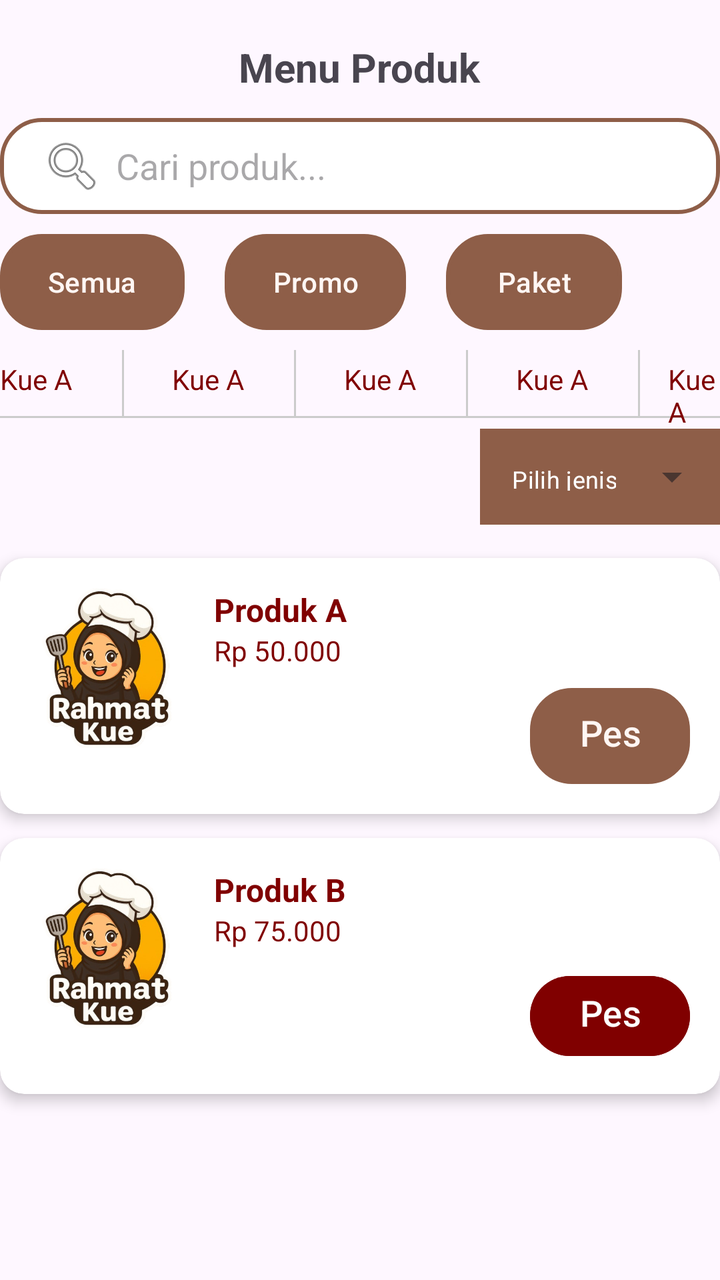
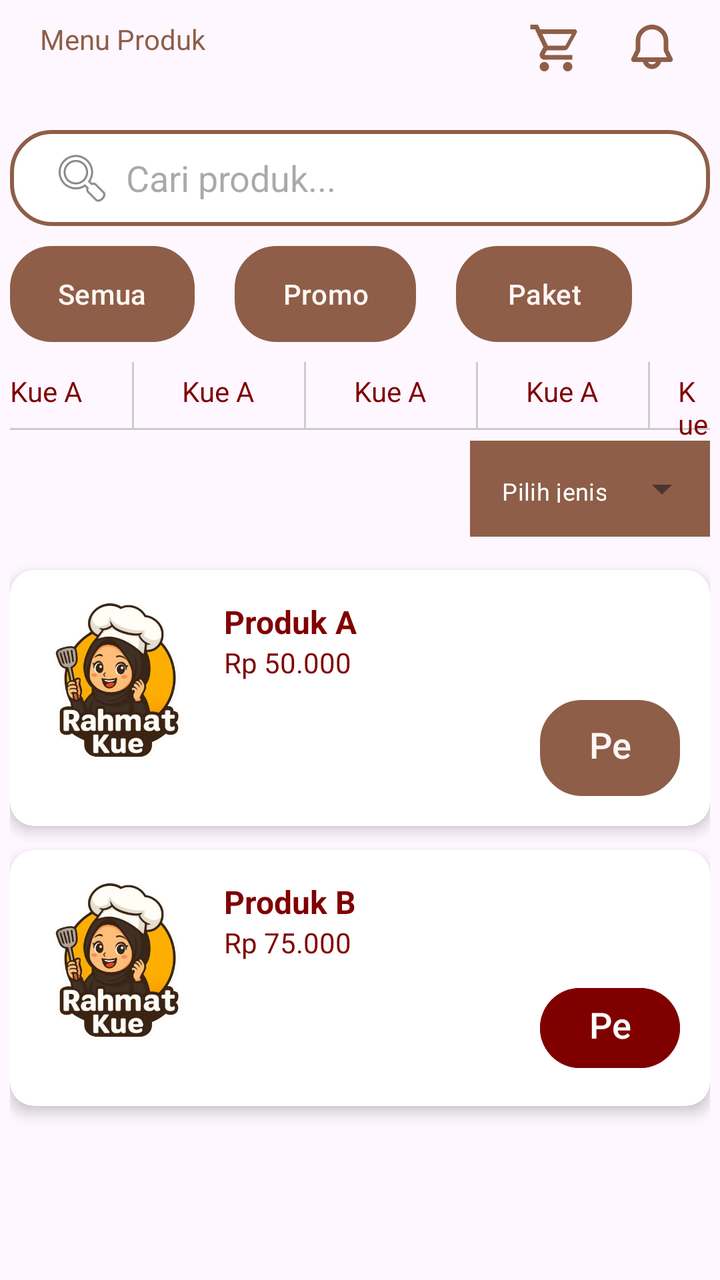

Compare the two renders of this Android layout. The source of the first and the diff that turns it into the second are given below.
<!-- AndroidManifest.xml: application theme Theme.RahmatBakery -->
<!-- res/layout/fragment_menu.xml -->
<?xml version="1.0" encoding="utf-8"?>
<RelativeLayout xmlns:android="http://schemas.android.com/apk/res/android"
    xmlns:app="http://schemas.android.com/apk/res-auto"
    xmlns:tools="http://schemas.android.com/tools"
    android:layout_width="match_parent"
    android:layout_height="match_parent"
    tools:context=".MenuFragment">


    
    <TextView
        android:id="@+id/tvTitle"
        android:layout_width="wrap_content"
        android:layout_height="wrap_content"
        android:text="Menu Produk"
        android:layout_marginTop="20dp"
        android:textSize="20sp"
        android:textStyle="bold"
        android:layout_centerHorizontal="true" />

    
    <EditText
        android:id="@+id/SearchBar"
        android:layout_width="match_parent"
        android:layout_height="48dp"
        android:layout_below="@id/tvTitle"
        android:layout_marginTop="12dp"
        android:paddingStart="20dp"
        android:hint="Cari produk..."
        android:drawableStart="@android:drawable/ic_menu_search"
        android:drawablePadding="6dp"
        android:background ="@drawable/input_rounded"/>

    <LinearLayout
        android:layout_width="wrap_content"
        android:layout_height="wrap_content"
        android:orientation="horizontal">

    </LinearLayout>

    <Button
        android:id="@+id/btnAll"
        android:layout_width="wrap_content"
        android:layout_height="wrap_content"
        android:layout_below="@id/SearchBar"
        android:text="Semua"
        android:background="@drawable/button"
        android:layout_marginTop="10dp"/>

    <Button
        android:id="@+id/btnPromo"
        android:layout_width="wrap_content"
        android:layout_height="wrap_content"
        android:layout_below="@id/SearchBar"
        android:text="Promo"
        android:background="@drawable/button"
        android:layout_toRightOf="@id/btnAll"
        android:layout_marginStart="20dp"
        android:layout_marginTop="10dp"/>

    <Button
        android:id="@+id/btnPaket"
        android:layout_width="wrap_content"
        android:layout_height="wrap_content"
        android:layout_below="@id/SearchBar"
        android:text="Paket"
        android:background="@drawable/button"
        android:layout_toRightOf="@id/btnPromo"
        android:layout_marginStart="20dp"
        android:layout_marginTop="10dp"/>

    <View
        android:id="@+id/divider1"
        android:layout_width="match_parent"
        android:layout_height="1dp"
        android:layout_below="@id/subkategori1"
        android:layout_marginTop="9dp"
        android:background="#CCCCCC" />

    <TextView
        android:id="@+id/subkategori1"
        android:layout_width="wrap_content"
        android:layout_height="wrap_content"
        android:layout_below="@id/btnAll"
        android:layout_marginTop="15dp"
        android:text="Kue A"
        android:textColor="@color/maroon"/>

    <View
        android:layout_width="1dp"
        android:layout_height="34dp"
        android:layout_toRightOf="@id/subkategori1"
        android:background="#CCCCCC"
        android:layout_below="@id/btnAll"
        android:layout_marginTop="10dp"
        android:layout_marginStart="25dp" />

    <TextView
        android:id="@+id/subkategori2"
        android:layout_width="wrap_content"
        android:layout_height="wrap_content"
        android:layout_below="@id/btnAll"
        android:layout_marginTop="15dp"
        android:layout_toRightOf="@id/subkategori1"
        android:layout_marginStart="50dp"
        android:text="Kue A"
        android:textColor="@color/maroon"/>

    <View
        android:layout_width="1dp"
        android:layout_height="34dp"
        android:layout_toRightOf="@id/subkategori2"
        android:background="#CCCCCC"
        android:layout_below="@id/btnAll"
        android:layout_marginTop="10dp"
        android:layout_marginStart="25dp" />

    <TextView
        android:id="@+id/subkategori3"
        android:layout_width="wrap_content"
        android:layout_height="wrap_content"
        android:layout_below="@id/btnAll"
        android:layout_marginTop="15dp"
        android:layout_toRightOf="@id/subkategori2"
        android:layout_marginStart="50dp"
        android:text="Kue A"
        android:textColor="@color/maroon"/>

    <View
        android:layout_width="1dp"
        android:layout_height="34dp"
        android:layout_toRightOf="@id/subkategori3"
        android:background="#CCCCCC"
        android:layout_below="@id/btnAll"
        android:layout_marginTop="10dp"
        android:layout_marginStart="25dp" />

    <TextView
        android:id="@+id/subkategori4"
        android:layout_width="wrap_content"
        android:layout_height="wrap_content"
        android:layout_below="@id/btnAll"
        android:layout_marginTop="15dp"
        android:layout_toRightOf="@id/subkategori3"
        android:layout_marginStart="50dp"
        android:text="Kue A"
        android:textColor="@color/maroon"/>

    <View
        android:layout_width="1dp"
        android:layout_height="34dp"
        android:layout_toRightOf="@id/subkategori4"
        android:background="#CCCCCC"
        android:layout_below="@id/btnAll"
        android:layout_marginTop="10dp"
        android:layout_marginStart="25dp" />

    <TextView
        android:id="@+id/subkategori5"
        android:layout_width="wrap_content"
        android:layout_height="wrap_content"
        android:layout_below="@id/btnAll"
        android:layout_marginTop="15dp"
        android:layout_toRightOf="@id/subkategori4"
        android:layout_marginStart="40dp"
        android:text="Kue A"
        android:textColor="@color/maroon"/>

    <com.google.android.material.textfield.TextInputLayout
        android:layout_width="120dp"
        android:layout_height="wrap_content"
        android:layout_below="@id/subkategori1"
        android:layout_marginTop="10dp"
        android:layout_alignEnd="@id/subkategori5"
        style="@style/Widget.MaterialComponents.TextInputLayout.OutlinedBox.ExposedDropdownMenu">

        <AutoCompleteTextView
            android:id="@+id/dropdown"
            android:layout_width="match_parent"
            android:layout_height="48dp"
            android:text="Pilih jenis Acara"
            android:textSize="12sp"
            android:textColor="@color/cardview_light_background"
            android:background="@color/primary" />
    </com.google.android.material.textfield.TextInputLayout>


    
    <androidx.cardview.widget.CardView
        android:id="@+id/cardProduct1"
        android:layout_width="match_parent"
        android:layout_height="wrap_content"
        android:layout_below="@id/subkategori1"
        android:layout_marginTop="80dp"
        android:backgroundTint="@color/cardview_light_background"
        app:cardCornerRadius="12dp"
        app:cardElevation="4dp">

        <RelativeLayout
            android:layout_width="match_parent"
            android:layout_height="wrap_content"
            android:padding="15dp">

            <ImageView
                android:id="@+id/imgProduct1"
                android:layout_width="80dp"
                android:layout_height="80dp"
                android:src="@drawable/logo"
                android:scaleType="centerCrop" />

            <TextView
                android:id="@+id/tvProductName1"
                android:layout_width="wrap_content"
                android:layout_height="wrap_content"
                android:text="Produk A"
                android:textStyle="bold"
                android:textSize="16sp"
                android:textColor="@color/maroon"
                android:layout_toRightOf="@id/imgProduct1"
                android:layout_marginStart="12dp" />

            <Button
                android:layout_width="wrap_content"
                android:layout_height="48dp"
                android:layout_marginTop="50dp"
                android:layout_marginLeft="250dp"
                android:background="@drawable/button"
                android:text="Pesan"
                android:textAlignment="center"
                android:textSize="18dp"/>

            <TextView
                android:id="@+id/ProductPrice1"
                android:layout_width="wrap_content"
                android:layout_height="wrap_content"
                android:text="Rp 50.000"
                android:layout_below="@id/tvProductName1"
                android:layout_toRightOf="@id/imgProduct1"
                android:layout_marginStart="12dp"
                android:textColor="@color/maroon" />

        </RelativeLayout>
    </androidx.cardview.widget.CardView>

    
    <androidx.cardview.widget.CardView
        android:id="@+id/cardProduct2"
        android:layout_width="match_parent"
        android:layout_height="wrap_content"
        android:layout_below="@id/cardProduct1"
        android:layout_marginTop="12dp"
        android:backgroundTint="@color/cardview_light_background"
        app:cardCornerRadius="12dp"
        app:cardElevation="4dp">


        <RelativeLayout
            android:layout_width="match_parent"
            android:layout_height="wrap_content"
            android:padding="15dp">

            <ImageView
                android:id="@+id/imgProduct2"
                android:layout_width="80dp"
                android:layout_height="80dp"
                android:src="@drawable/logo"
                android:scaleType="centerCrop" />

            <TextView
                android:id="@+id/ProductName2"
                android:layout_width="wrap_content"
                android:layout_height="wrap_content"
                android:text="Produk B"
                android:textStyle="bold"
                android:textSize="16sp"
                android:textColor="@color/maroon"
                android:layout_toRightOf="@id/imgProduct2"
                android:layout_marginStart="12dp" />

            <TextView
                android:id="@+id/ProductPrice2"
                android:layout_width="wrap_content"
                android:layout_height="wrap_content"
                android:text="Rp 75.000"
                android:layout_below="@id/ProductName2"
                android:layout_toRightOf="@id/imgProduct2"
                android:layout_marginStart="12dp"
                android:textColor="@color/maroon" />

            <Button
                android:layout_width="wrap_content"
                android:layout_height="48dp"
                android:layout_marginTop="50dp"
                android:layout_marginLeft="250dp"
                android:backgroundTint="@color/maroon"
                android:text="Pesan"
                android:textColor="@color/cardview_light_background"
                android:textAlignment="center"
                android:textSize="18dp"/>


        </RelativeLayout>
    </androidx.cardview.widget.CardView>

</RelativeLayout>
<!-- resources referenced by this layout -->
<resources>
  <color name="maroon">#800000</color>
  <color name="primary">#8E5E48</color>
  <!-- drawable button (drawable) -->
  <?xml version="1.0" encoding="utf-8"?>
  <shape xmlns:android="http://schemas.android.com/apk/res/android">
      <solid android:color="@color/white"/>
      <corners android:radius= "20dp" />
      <padding android:left="20dp" android:top="7dp"
          android:right="20dp" android:bottom="10dp" />
      <stroke android:color="@color/primary" android:width="2dp" />
  </shape>
  <style name="Theme.RahmatBakery" parent="Base.Theme.RahmatBakery" />
  <color name="white">#FFFFFFFF</color>
  <style name="Base.Theme.RahmatBakery" parent="Theme.Material3.DayNight.NoActionBar">
          
           <item name="colorPrimary">@color/primary</item>
          <item name="colorOnPrimary">@color/background</item>
          <item name="colorSecondary">@color/primary</item>
          <item name="colorOnSecondary">@color/background</item>
  
      </style>
  <color name="background">#FFF6F3</color>
  <!-- unchanged entries left out for length: 2 -->
</resources>

<!-- the commit's change to res/layout/fragment_menu.xml (unified diff, before → after) -->
@@ -1,29 +1,62 @@
 <?xml version="1.0" encoding="utf-8"?>
-<RelativeLayout xmlns:android="http://schemas.android.com/apk/res/android"
+<LinearLayout xmlns:android="http://schemas.android.com/apk/res/android"
     xmlns:app="http://schemas.android.com/apk/res-auto"
     xmlns:tools="http://schemas.android.com/tools"
     android:layout_width="match_parent"
     android:layout_height="match_parent"
-    tools:context=".MenuFragment">
+    tools:context=".MenuFragment"
+    android:orientation="vertical">
 
 
     
-    <TextView
-        android:id="@+id/tvTitle"
-        android:layout_width="wrap_content"
-        android:layout_height="wrap_content"
-        android:text="Menu Produk"
-        android:layout_marginTop="20dp"
-        android:textSize="20sp"
-        android:textStyle="bold"
-        android:layout_centerHorizontal="true" />
+    <RelativeLayout
+        android:layout_width="match_parent"
+        android:layout_height="wrap_content"
+        android:padding="10dp"
+        >
+
+        <TextView
+            android:layout_marginLeft="10dp"
+            android:layout_width="wrap_content"
+            android:layout_height="wrap_content"
+            android:text="Menu Produk"
+            android:textColor="@color/primary"
+            style="@style/TextAppearance.Material3.HeadlineSmall.Emphasized"
+            />
+
+        <ImageView
+            android:id="@+id/icon_cart"
+            android:layout_width="28dp"
+            android:layout_height="28dp"
+            android:background="@android:color/transparent"
+            android:src="@drawable/cart"
+            android:layout_marginRight="20dp"
+            android:layout_toLeftOf="@id/icon_notif"
+            />
+
+        <ImageView
+            android:id="@+id/icon_notif"
+            android:layout_width="28dp"
+            android:layout_height="28dp"
+            android:background="@android:color/transparent"
+            android:src="@drawable/notif"
+            android:layout_alignParentEnd="true"
+            android:layout_marginRight="10dp"
+            />
+
+    </RelativeLayout>
+
+    <RelativeLayout
+        android:layout_width="match_parent"
+        android:layout_height="match_parent"
+        android:padding="5dp">
+
 
     
     <EditText
         android:id="@+id/SearchBar"
         android:layout_width="match_parent"
         android:layout_height="48dp"
-        android:layout_below="@id/tvTitle"
         android:layout_marginTop="12dp"
         android:paddingStart="20dp"
         android:hint="Cari produk..."
@@ -302,4 +335,5 @@
         </RelativeLayout>
     </androidx.cardview.widget.CardView>
 
-</RelativeLayout>
+    </RelativeLayout>
+</LinearLayout>
<!-- resource entries referenced after the edit -->
@@ -11,6 +11,27 @@
           android:right="20dp" android:bottom="10dp" />
       <stroke android:color="@color/primary" android:width="2dp" />
   </shape>
+  <!-- drawable cart (drawable) -->
+  <vector xmlns:android="http://schemas.android.com/apk/res/android"
+      android:width="34dp"
+      android:height="34dp"
+      android:viewportWidth="34"
+      android:viewportHeight="34">
+    <path
+        android:pathData="M24.083,25.5C24.835,25.5 25.556,25.798 26.087,26.33C26.618,26.861 26.917,27.582 26.917,28.333C26.917,29.085 26.618,29.805 26.087,30.337C25.556,30.868 24.835,31.167 24.083,31.167C23.332,31.167 22.611,30.868 22.08,30.337C21.549,29.805 21.25,29.085 21.25,28.333C21.25,26.761 22.511,25.5 24.083,25.5ZM1.417,2.833H6.049L7.381,5.667H28.333C28.709,5.667 29.069,5.816 29.335,6.082C29.601,6.347 29.75,6.708 29.75,7.083C29.75,7.324 29.679,7.565 29.58,7.792L24.508,16.957C24.027,17.822 23.092,18.417 22.029,18.417H11.475L10.2,20.726L10.158,20.896C10.158,20.99 10.195,21.08 10.261,21.146C10.328,21.213 10.418,21.25 10.512,21.25H26.917V24.083H9.917C9.165,24.083 8.445,23.785 7.913,23.253C7.382,22.722 7.083,22.001 7.083,21.25C7.083,20.754 7.211,20.287 7.423,19.89L9.35,16.419L4.25,5.667H1.417V2.833ZM9.917,25.5C10.668,25.5 11.389,25.798 11.92,26.33C12.452,26.861 12.75,27.582 12.75,28.333C12.75,29.085 12.452,29.805 11.92,30.337C11.389,30.868 10.668,31.167 9.917,31.167C9.165,31.167 8.445,30.868 7.913,30.337C7.382,29.805 7.083,29.085 7.083,28.333C7.083,26.761 8.344,25.5 9.917,25.5ZM22.667,15.583L26.605,8.5H8.698L12.042,15.583H22.667Z"
+        android:fillColor="#8E5E48"/>
+  </vector>
+  <!-- drawable notif (drawable) -->
+  <vector xmlns:android="http://schemas.android.com/apk/res/android"
+      android:width="36dp"
+      android:height="36dp"
+      android:viewportWidth="36"
+      android:viewportHeight="36">
+    <path
+        android:pathData="M7.5,13.5C7.5,10.715 8.606,8.045 10.575,6.075C12.545,4.106 15.215,3 18,3C20.785,3 23.455,4.106 25.425,6.075C27.394,8.045 28.5,10.715 28.5,13.5V19.146L31.233,24.612C31.359,24.864 31.418,25.143 31.406,25.424C31.393,25.705 31.309,25.978 31.161,26.218C31.013,26.457 30.806,26.654 30.561,26.791C30.315,26.928 30.038,27 29.757,27H23.811C23.477,28.287 22.726,29.427 21.674,30.241C20.622,31.055 19.33,31.497 18,31.497C16.67,31.497 15.378,31.055 14.326,30.241C13.274,29.427 12.523,28.287 12.189,27H6.243C5.962,27 5.685,26.928 5.439,26.791C5.194,26.654 4.987,26.457 4.839,26.218C4.691,25.978 4.607,25.705 4.594,25.424C4.582,25.143 4.641,24.864 4.767,24.612L7.5,19.146V13.5ZM15.402,27C15.665,27.456 16.044,27.835 16.5,28.098C16.956,28.361 17.473,28.5 18,28.5C18.527,28.5 19.044,28.361 19.5,28.098C19.956,27.835 20.335,27.456 20.598,27H15.402ZM18,6C16.011,6 14.103,6.79 12.697,8.197C11.29,9.603 10.5,11.511 10.5,13.5V19.146C10.5,19.611 10.392,20.071 10.184,20.487L8.429,24H27.573L25.818,20.487C25.609,20.071 25.5,19.612 25.5,19.146V13.5C25.5,11.511 24.71,9.603 23.303,8.197C21.897,6.79 19.989,6 18,6Z"
+        android:fillColor="#8E5E48"
+        android:fillType="evenOdd"/>
+  </vector>
   <style name="Theme.RahmatBakery" parent="Base.Theme.RahmatBakery" />
   <color name="white">#FFFFFFFF</color>
   <style name="Base.Theme.RahmatBakery" parent="Theme.Material3.DayNight.NoActionBar">
